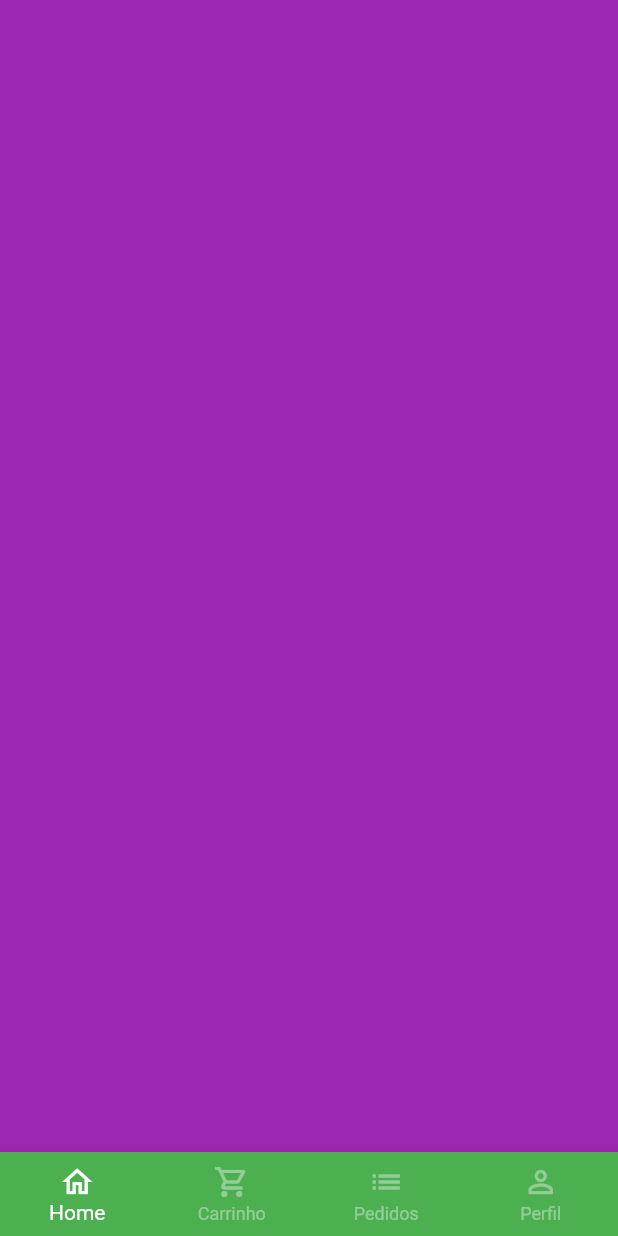
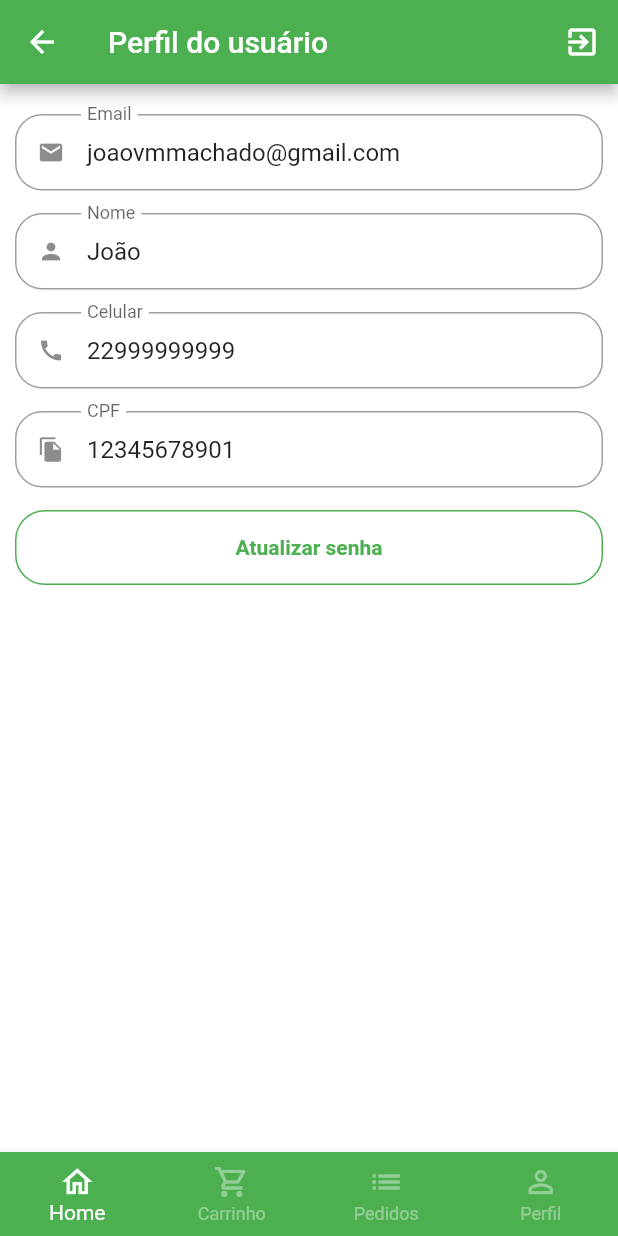
Before and after one commit to jvmMachado/greengrocer, a Flutter app: the BaseScreen screen opened directly, swiped to page 4, on a phone screen of 412 x 824 dp. Run offline on Flutter 3.47's test engine with Material 2 defaults, Android fonts, the phone set to English and light mode, and no system bars; our stand-ins replace animated_text_kit, badges, mask_text_input_formatter.

Commit message:
finish profile page UI

```diff
--- a/lib/src/config/app_data.dart
+++ b/lib/src/config/app_data.dart
@@ -1,4 +1,5 @@
 import '../models/item_model.dart';
+import '../models/user_model.dart';
 
 ItemModel apple = ItemModel(
   description:
@@ -71,3 +72,10 @@ List<String> categories = [
   'Temperos',
   'Cereais',
 ];
+
+UserModel user = UserModel(
+    name: 'João',
+    phone: '22999999999',
+    cpf: '12345678901',
+    email: 'joaovmmachado@gmail.com',
+    password: 'strongpassword123');
--- /dev/null
+++ b/lib/src/models/user_model.dart
@@ -0,0 +1,15 @@
+class UserModel {
+  final String name;
+  final String email;
+  final String phone;
+  final String cpf;
+  final String password;
+
+  UserModel({
+    required this.name,
+    required this.email,
+    required this.phone,
+    required this.cpf,
+    required this.password,
+  });
+}
--- a/lib/src/pages/auth/sign_in_screen.dart
+++ b/lib/src/pages/auth/sign_in_screen.dart
@@ -4,7 +4,7 @@ import 'package:greengrocer/src/config/custom_colors.dart';
 import 'package:greengrocer/src/pages/auth/sign_up_screen.dart';
 
 import '../base/base_screen.dart';
-import 'components/custom_text_field.dart';
+import '../common_components/custom_text_field.dart';
 
 class SignInScreen extends StatelessWidget {
   const SignInScreen({Key? key}) : super(key: key);
--- a/lib/src/pages/base/base_screen.dart
+++ b/lib/src/pages/base/base_screen.dart
@@ -2,6 +2,7 @@ import 'package:flutter/material.dart';
 
 import '../checkout/checkout_tab.dart';
 import '../home/home_tab.dart';
+import '../profile/profile_tab.dart';
 
 class BaseScreen extends StatefulWidget {
   const BaseScreen({Key? key}) : super(key: key);
@@ -26,9 +27,7 @@ class _BaseScreenState extends State<BaseScreen> {
           Container(
             color: Colors.blue,
           ),
-          Container(
-            color: Colors.purple,
-          ),
+          ProfileTab(),
         ],
       ),
       bottomNavigationBar: BottomNavigationBar(
--- a/lib/src/pages/auth/components/custom_text_field.dart
+++ b/lib/src/pages/common_components/custom_text_field.dart
@@ -6,6 +6,9 @@ class CustomTextField extends StatefulWidget {
   final String label;
   final bool hideText;
   final List<TextInputFormatter>? inputFormatters;
+  final String? initialValue;
+  final bool isDisabled;
+  final bool readOnly;
 
   const CustomTextField({
     Key? key,
@@ -13,6 +16,9 @@ class CustomTextField extends StatefulWidget {
     required this.label,
     this.hideText = false,
     this.inputFormatters,
+    this.isDisabled = false,
+    this.readOnly = false,
+    this.initialValue,
   }) : super(key: key);
 
   @override
@@ -33,8 +39,11 @@ class _CustomTextFieldState extends State<CustomTextField> {
     return Padding(
       padding: const EdgeInsets.only(bottom: 15),
       child: TextFormField(
+        initialValue: widget.initialValue,
         inputFormatters: widget.inputFormatters,
         obscureText: isHidden,
+        enabled: !widget.isDisabled,
+        readOnly: widget.readOnly,
         decoration: InputDecoration(
           prefixIcon: Icon(widget.icon),
           suffixIcon: widget.hideText
--- /dev/null
+++ b/lib/src/pages/profile/profile_tab.dart
@@ -0,0 +1,163 @@
+import 'package:flutter/material.dart';
+import 'package:greengrocer/src/pages/common_components/custom_text_field.dart';
+import 'package:greengrocer/src/services/utils_services.dart';
+import 'package:greengrocer/src/config/app_data.dart' as appData;
+
+class ProfileTab extends StatefulWidget {
+  const ProfileTab({Key? key}) : super(key: key);
+
+  @override
+  State<ProfileTab> createState() => _ProfileTabState();
+}
+
+class _ProfileTabState extends State<ProfileTab> with UtilsServicesMixin {
+  var user = appData.user;
+
+  @override
+  Widget build(BuildContext context) {
+    return Scaffold(
+      appBar: AppBar(
+        title: const Text('Perfil do usuário'),
+        actions: [
+          IconButton(
+              icon: const Icon(Icons.exit_to_app_outlined), onPressed: () {})
+        ],
+      ),
+      body: SingleChildScrollView(
+        child: Padding(
+          padding: const EdgeInsets.only(top: 20, right: 10, left: 10),
+          child: Form(
+            child: Column(
+              crossAxisAlignment: CrossAxisAlignment.stretch,
+              children: [
+                CustomTextField(
+                  icon: Icons.email,
+                  label: 'Email',
+                  initialValue: user.email,
+                  readOnly: true,
+                ),
+                CustomTextField(
+                  icon: Icons.person,
+                  label: 'Nome',
+                  initialValue: user.name,
+                  readOnly: true,
+                ),
+                CustomTextField(
+                  icon: Icons.call,
+                  label: 'Celular',
+                  inputFormatters: [UtilsServicesMixin.phoneFormatter],
+                  initialValue: user.phone,
+                  readOnly: true,
+                ),
+                CustomTextField(
+                  icon: Icons.file_copy,
+                  label: 'CPF',
+                  inputFormatters: [UtilsServicesMixin.cpfFormatter],
+                  initialValue: user.cpf,
+                  readOnly: true,
+                ),
+                SizedBox(
+                  height: 50,
+                  child: OutlinedButton(
+                    style: OutlinedButton.styleFrom(
+                      side: const BorderSide(
+                        color: Colors.green,
+                      ),
+                      shape: RoundedRectangleBorder(
+                        borderRadius: BorderRadius.circular(20),
+                      ),
+                    ),
+                    onPressed: () {
+                      showPasswordUpdate();
+                    },
+                    child: const Text(
+                      'Atualizar senha',
+                      style: TextStyle(fontWeight: FontWeight.bold),
+                    ),
+                  ),
+                )
+              ],
+            ),
+          ),
+        ),
+      ),
+    );
+  }
+
+  void showPasswordUpdate() {
+    showDialog(
+        context: context,
+        builder: (context) {
+          return Dialog(
+            // contentPadding: const EdgeInsets.fromLTRB(14, 24, 12, 14),
+            // title: const Text(
+            //   'Atualização de senha',
+            //   textAlign: TextAlign.center,
+            //   style: TextStyle(fontWeight: FontWeight.bold, fontSize: 16),
+            // ),
+            shape: RoundedRectangleBorder(
+              borderRadius: BorderRadius.circular(15),
+            ),
+            child: Stack(
+              children: [
+                Padding(
+                  padding: const EdgeInsets.fromLTRB(14, 24, 12, 14),
+                  child: Column(
+                    crossAxisAlignment: CrossAxisAlignment.stretch,
+                    mainAxisSize: MainAxisSize.min,
+                    children: [
+                      const Padding(
+                        padding: EdgeInsets.symmetric(vertical: 12),
+                        child: Text(
+                          'Atualização de senha',
+                          textAlign: TextAlign.center,
+                          style: TextStyle(
+                              fontWeight: FontWeight.bold, fontSize: 18),
+                        ),
+                      ),
+                      const CustomTextField(
+                        icon: Icons.lock,
+                        label: 'Senha atual',
+                        hideText: true,
+                      ),
+                      const CustomTextField(
+                        icon: Icons.lock_outline,
+                        label: 'Nova senha',
+                        hideText: true,
+                      ),
+                      const CustomTextField(
+                        icon: Icons.lock_outline,
+                        label: 'Confirmar nova senha',
+                        hideText: true,
+                      ),
+                      SizedBox(
+                        height: 45,
+                        child: ElevatedButton(
+                          style: ElevatedButton.styleFrom(
+                            shape: RoundedRectangleBorder(
+                              borderRadius: BorderRadius.circular(20),
+                            ),
+                          ),
+                          onPressed: () {},
+                          child: const Text(
+                            'Atualizar',
+                          ),
+                        ),
+                      ),
+                    ],
+                  ),
+                ),
+                Positioned(
+                  top: 5,
+                  right: 5,
+                  child: IconButton(
+                    onPressed: () => Navigator.of(context).pop(),
+                    icon: const Icon(Icons.close),
+                  ),
+                )
+              ],
+            ),
+          );
+        });
+  }
+}
--- a/lib/src/services/utils_services.dart
+++ b/lib/src/services/utils_services.dart
@@ -1,4 +1,5 @@
 import 'package:intl/intl.dart';
+import 'package:mask_text_input_formatter/mask_text_input_formatter.dart';
 
 mixin UtilsServicesMixin {
   String priceToCurrency(double price) {
@@ -6,4 +7,14 @@ mixin UtilsServicesMixin {
 
     return numberFormat.format(price);
   }
+
+  static final cpfFormatter =
+      MaskTextInputFormatter(mask: '###.###.###-##', filter: {
+    '#': RegExp(r'[0-9]'),
+  });
+
+  static final phoneFormatter =
+      MaskTextInputFormatter(mask: '## # ####-####', filter: {
+    '#': RegExp(r'[0-9]'),
+  });
 }
```
Also changed, not shown: lib/src/pages/auth/sign_up_screen.dart (+5 -14 lines).
